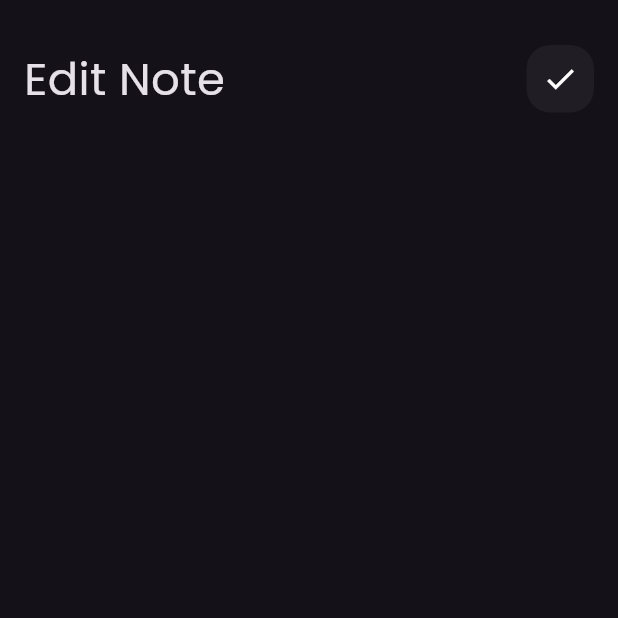
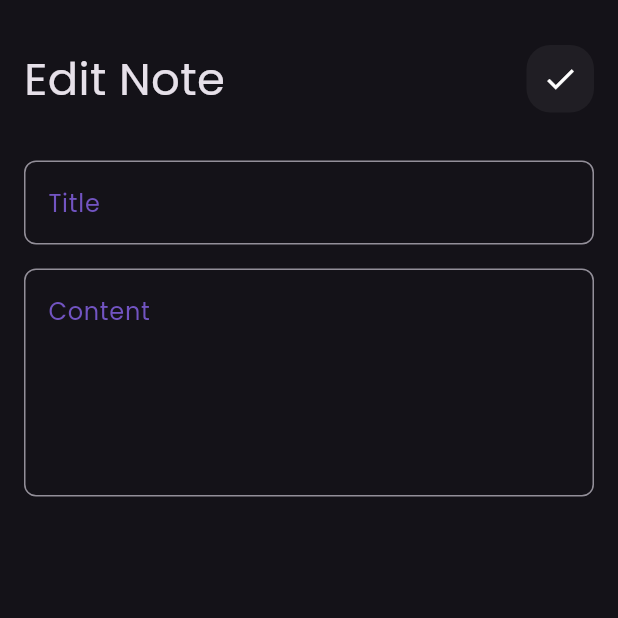
Before and after one commit to omaaramer/notes_app, a Flutter app: the EditeNoteView screen opened directly, on a phone screen of 412 x 824 dp, the top half of it. Run offline on Flutter 3.47's test engine with Material 3 defaults, Android fonts, the phone set to English and light mode, and no system bars.

Commit message:
edit note view UI and finish UI

```diff
--- a/lib/views/widgets/edit_note_body.dart
+++ b/lib/views/widgets/edit_note_body.dart
@@ -1,6 +1,7 @@
 import 'package:flutter/material.dart';
 
 import 'custom_app_bar.dart';
+import 'custom_text_field.dart';
 
 class EditNoteBody extends StatelessWidget {
   const EditNoteBody({super.key});
@@ -19,7 +20,16 @@ class EditNoteBody extends StatelessWidget {
               color: Colors.white,
             ),
           ),
-          SizedBox(height: 10),
+          SizedBox(height: 32),
+          CustomTetField(
+            hint: 'Title',
+          ),
+          SizedBox(height: 16),
+          CustomTetField(
+            hint: 'Content',
+            maxLine: 5,
+          ),
+          SizedBox(height: 32),
         ],
       ),
     );
```
